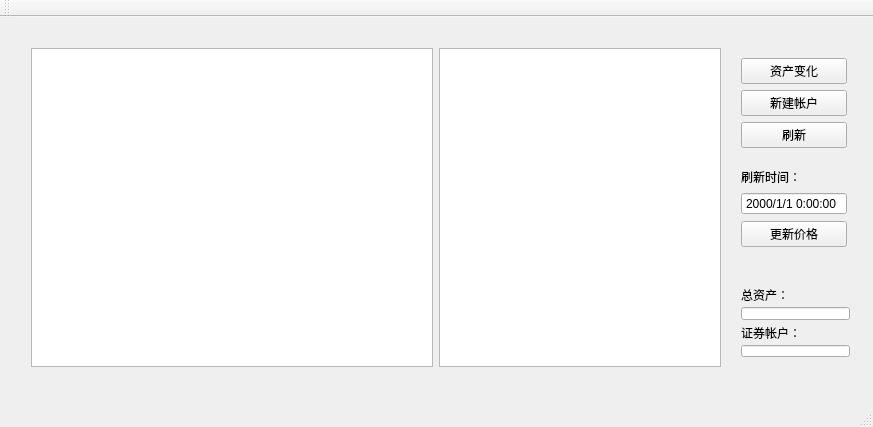
Qt form myFinanceMainWindow.ui (Imrono/myFinance) before a commit.
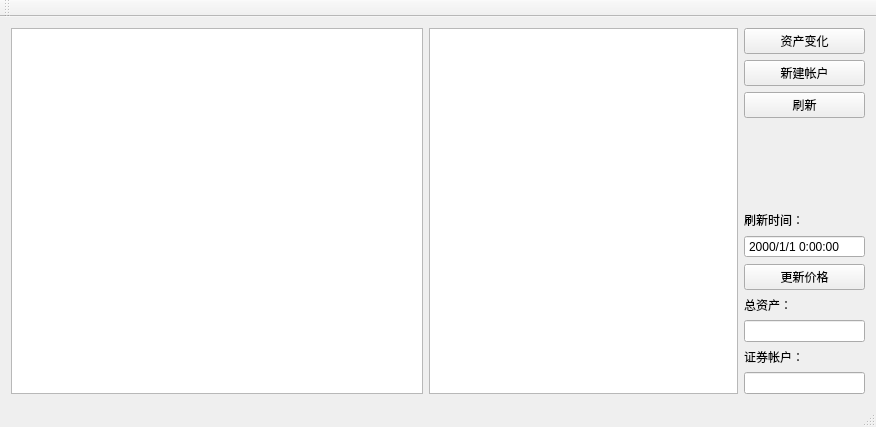
The same form after that commit.

```diff
--- a/myFinanceMainWindow.ui
+++ b/myFinanceMainWindow.ui
@@ -6,29 +6,49 @@
    <rect>
     <x>0</x>
     <y>0</y>
-    <width>873</width>
+    <width>876</width>
     <height>427</height>
    </rect>
   </property>
+  <property name="sizePolicy">
+   <sizepolicy hsizetype="Preferred" vsizetype="Preferred">
+    <horstretch>0</horstretch>
+    <verstretch>0</verstretch>
+   </sizepolicy>
+  </property>
   <property name="windowTitle">
    <string>我的资产</string>
   </property>
   <widget class="QWidget" name="centralWidget">
-   <widget class="QWidget" name="horizontalLayoutWidget">
-    <property name="geometry">
-     <rect>
-      <x>20</x>
-      <y>20</y>
-      <width>701</width>
-      <height>341</height>
-     </rect>
-    </property>
+   <property name="sizePolicy">
+    <sizepolicy hsizetype="Preferred" vsizetype="Preferred">
+     <horstretch>0</horstretch>
+     <verstretch>0</verstretch>
+    </sizepolicy>
+   </property>
+   <layout class="QGridLayout" name="gridLayout" rowstretch="2,1" columnstretch="10,1">
+    <item row="0" column="0" rowspan="2">
     <layout class="QHBoxLayout" name="horizontalLayout" stretch="10,7">
+      <property name="sizeConstraint">
+       <enum>QLayout::SetFixedSize</enum>
+      </property>
      <property name="rightMargin">
       <number>0</number>
      </property>
      <item>
       <widget class="QTreeView" name="treeView">
+        <property name="sizePolicy">
+         <sizepolicy hsizetype="Fixed" vsizetype="Preferred">
+          <horstretch>0</horstretch>
+          <verstretch>0</verstretch>
+         </sizepolicy>
+        </property>
+        <property name="minimumSize">
+         <size>
+          <width>412</width>
+          <height>0</height>
+         </size>
+        </property>
        <property name="indentation">
         <number>30</number>
        </property>
@@ -44,20 +64,19 @@
       </widget>
      </item>
      <item>
-      <widget class="QListView" name="listView"/>
-     </item>
-    </layout>
-   </widget>
-   <widget class="QWidget" name="verticalLayoutWidget">
-    <property name="geometry">
-     <rect>
-      <x>730</x>
-      <y>30</y>
-      <width>128</width>
-      <height>211</height>
-     </rect>
-    </property>
-    <layout class="QVBoxLayout" name="verticalLayout_2" stretch="1,1,1,1,1,1">
+       <widget class="QListView" name="listView">
+        <property name="sizePolicy">
+         <sizepolicy hsizetype="Preferred" vsizetype="Preferred">
+          <horstretch>0</horstretch>
+          <verstretch>0</verstretch>
+         </sizepolicy>
+        </property>
+       </widget>
+      </item>
+     </layout>
+    </item>
+    <item row="0" column="1">
+     <layout class="QVBoxLayout" name="verticalLayout_2" stretch="1,1,1,1">
      <property name="sizeConstraint">
       <enum>QLayout::SetDefaultConstraint</enum>
      </property>
@@ -95,11 +114,10 @@
        </property>
       </spacer>
      </item>
-     <item>
-      <layout class="QVBoxLayout" name="vlPriceTime" stretch="1,1">
-       <property name="sizeConstraint">
-        <enum>QLayout::SetDefaultConstraint</enum>
-       </property>
+     </layout>
+    </item>
+    <item row="1" column="1">
+     <layout class="QVBoxLayout" name="verticalLayout" stretch="0,0,0,1,1,1,1">
        <item>
         <widget class="QLabel" name="priceReflash">
          <property name="text">
@@ -129,8 +147,6 @@
          </property>
         </widget>
        </item>
-      </layout>
-     </item>
      <item>
       <widget class="QPushButton" name="updatePrice">
        <property name="text">
@@ -138,18 +154,6 @@
        </property>
       </widget>
      </item>
-    </layout>
-   </widget>
-   <widget class="QWidget" name="verticalLayoutWidget_2">
-    <property name="geometry">
-     <rect>
-      <x>730</x>
-      <y>260</y>
-      <width>131</width>
-      <height>91</height>
-     </rect>
-    </property>
-    <layout class="QVBoxLayout" name="verticalLayout" stretch="1,1,1,1">
      <item>
       <widget class="QLabel" name="label">
        <property name="text">
@@ -171,7 +175,8 @@
       <widget class="QLineEdit" name="lineEditSecurity"/>
      </item>
     </layout>
-   </widget>
+    </item>
+   </layout>
   </widget>
   <widget class="QMenuBar" name="menuBar">
    <property name="geometry">
```
Left out of the diff: 2 changed lines with no effect on the pictures. Lines whose indentation alone changed are shown as unchanged.
